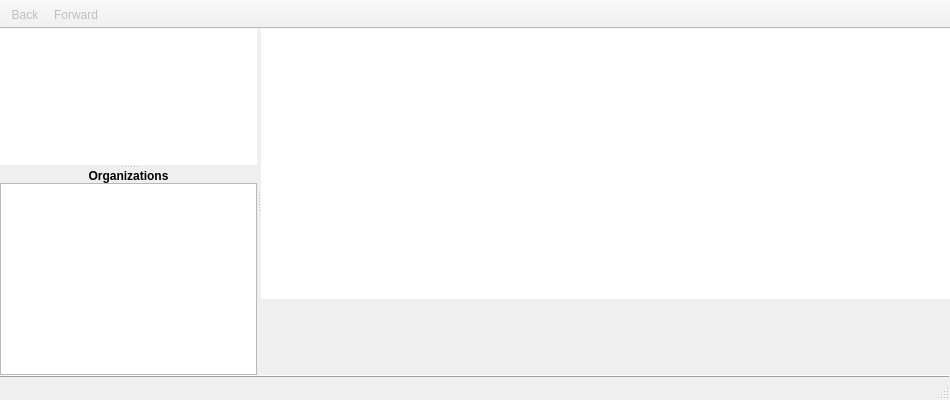
The window that QtGUIInstaller/Kiosk.ui (fw-dev/translations) describes before a commit, drawn with Qt 5.
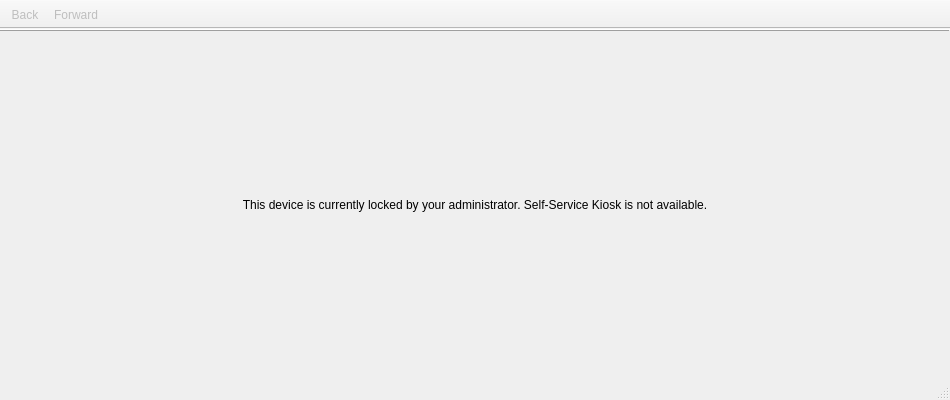
The same window after the commit. The open tabs and pages were chosen to show the change. Icons and pictures are not drawn. Custom widgets are drawn as their Qt base class.

The edit to the form file:
```diff
--- a/QtGUIInstaller/Kiosk.ui
+++ b/QtGUIInstaller/Kiosk.ui
@@ -54,6 +54,35 @@
      <number>0</number>
     </property>
     <item>
+     <widget class="Line" name="bottomLine">
+      <property name="frameShadow">
+       <enum>QFrame::Raised</enum>
+      </property>
+      <property name="orientation">
+       <enum>Qt::Horizontal</enum>
+      </property>
+     </widget>
+    </item>
+    <item>
+     <widget class="QStackedWidget" name="kioskStack">
+      <property name="currentIndex">
+       <number>0</number>
+      </property>
+      <widget class="QWidget" name="unlockedKiosk">
+       <layout class="QVBoxLayout" name="verticalLayout_4">
+        <property name="leftMargin">
+         <number>0</number>
+        </property>
+        <property name="topMargin">
+         <number>0</number>
+        </property>
+        <property name="rightMargin">
+         <number>0</number>
+        </property>
+        <property name="bottomMargin">
+         <number>0</number>
+        </property>
+        <item>
      <widget class="PrettySplitter" name="installSplitter">
       <property name="orientation">
        <enum>Qt::Horizontal</enum>
@@ -709,14 +738,34 @@
       </widget>
      </widget>
     </item>
+       </layout>
+      </widget>
+      <widget class="QWidget" name="lockedKiosk">
+       <layout class="QVBoxLayout" name="verticalLayout_5">
+        <property name="leftMargin">
+         <number>0</number>
+        </property>
+        <property name="topMargin">
+         <number>0</number>
+        </property>
+        <property name="rightMargin">
+         <number>0</number>
+        </property>
+        <property name="bottomMargin">
+         <number>0</number>
+        </property>
     <item>
-     <widget class="Line" name="bottomLine">
-      <property name="frameShadow">
-       <enum>QFrame::Raised</enum>
-      </property>
-      <property name="orientation">
-       <enum>Qt::Horizontal</enum>
-      </property>
+         <widget class="QLabel" name="labelLocked">
+          <property name="text">
+           <string>This device is currently locked by your administrator. Self-Service Kiosk is not available.</string>
+          </property>
+          <property name="alignment">
+           <set>Qt::AlignCenter</set>
+          </property>
+         </widget>
+        </item>
+       </layout>
+      </widget>
      </widget>
     </item>
    </layout>
@@ -783,28 +832,28 @@
   </action>
  </widget>
  <customwidgets>
+  <customwidget>
+   <class>StyledTreeView</class>
+   <extends>QTreeView</extends>
+   <header>FileWaveGuiLib/styledviews/styledtreeview.h</header>
+  </customwidget>
   <customwidget>
    <class>PrettySplitter</class>
    <extends>QSplitter</extends>
    <header>FileWaveGuiLib/prettysplitter/prettysplitter.h</header>
    <container>1</container>
   </customwidget>
-  <customwidget>
-   <class>StyledTreeView</class>
-   <extends>QTreeView</extends>
-   <header>FileWaveGuiLib/styledviews/styledtreeview.h</header>
-  </customwidget>
-  <customwidget>
-   <class>KioskCategoriesView</class>
-   <extends>QTreeView</extends>
-   <header>FileWaveGuiLib/KioskCategoriesView.h</header>
-  </customwidget>
   <customwidget>
    <class>RatingWidget</class>
    <extends>QWidget</extends>
    <header>FileWaveGuiLib/RatingWidget.h</header>
    <container>1</container>
   </customwidget>
+  <customwidget>
+   <class>KioskCategoriesView</class>
+   <extends>QTreeView</extends>
+   <header>FileWaveGuiLib/KioskCategoriesView.h</header>
+  </customwidget>
   <customwidget>
    <class>TopTenScrollArea</class>
    <extends>QScrollArea</extends>
```
Left out of the diff: 2 changed lines with no effect on the pictures. Lines whose indentation alone changed are shown as unchanged.
